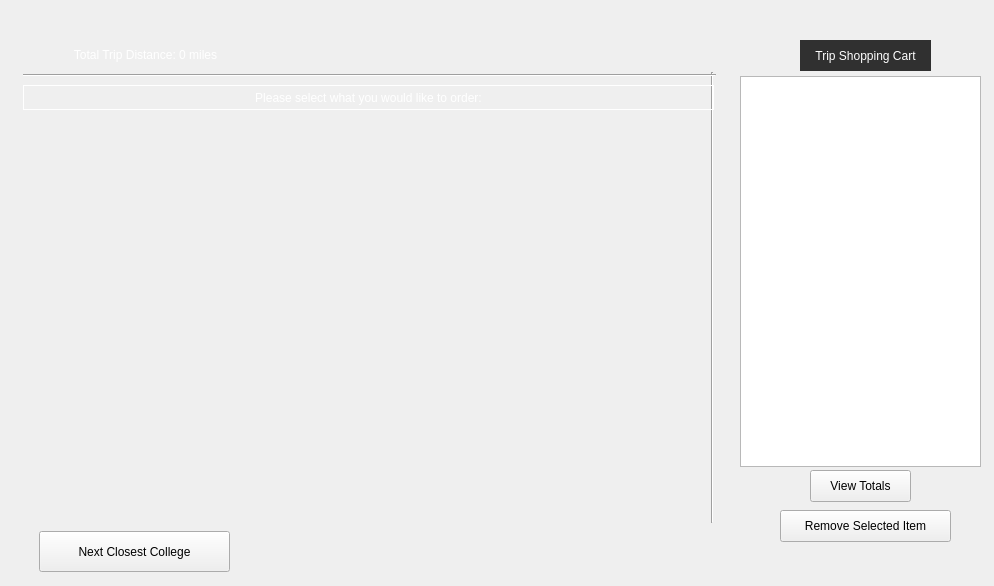
Old version of the form collegemodel.ui in the repository Tbloom9787/CS1D_CollegeTour.
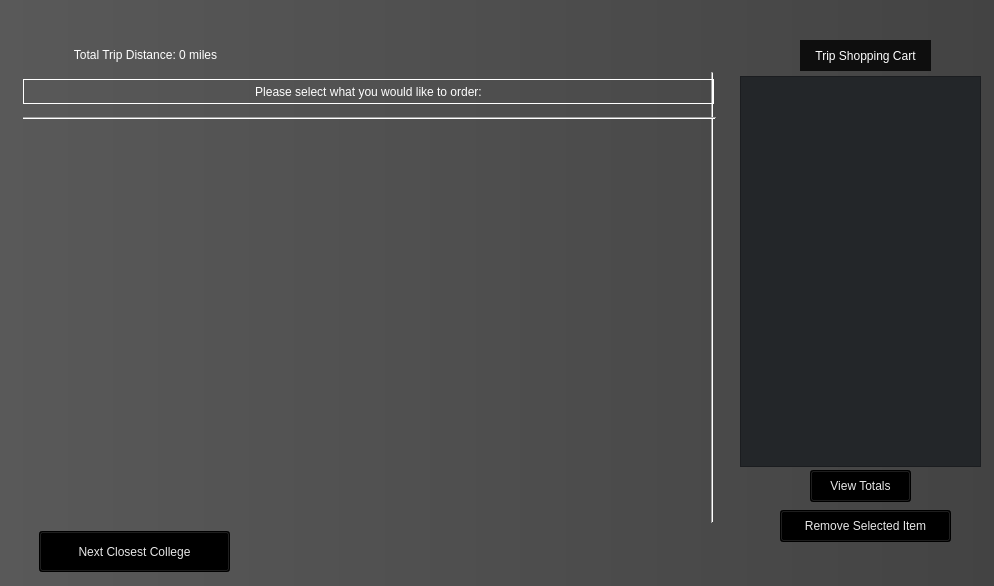
New version of the form. Icons and pictures are not drawn.

Patch:
```diff
--- a/collegemodel.ui
+++ b/collegemodel.ui
@@ -13,6 +13,298 @@
     <height>586</height>
    </rect>
   </property>
+  <property name="palette">
+   <palette>
+    <active>
+     <colorrole role="WindowText">
+      <brush brushstyle="SolidPattern">
+       <color alpha="255">
+        <red>231</red>
+        <green>231</green>
+        <blue>231</blue>
+       </color>
+      </brush>
+     </colorrole>
+     <colorrole role="Button">
+      <brush brushstyle="LinearGradientPattern">
+       <gradient startx="0.000000000000000" starty="0.000000000000000" endx="1.000000000000000" endy="0.000000000000000" type="LinearGradient" spread="PadSpread" coordinatemode="ObjectBoundingMode">
+        <gradientstop position="0.000000000000000">
+         <color alpha="255">
+          <red>89</red>
+          <green>89</green>
+          <blue>89</blue>
+         </color>
+        </gradientstop>
+        <gradientstop position="1.000000000000000">
+         <color alpha="255">
+          <red>67</red>
+          <green>67</green>
+          <blue>67</blue>
+         </color>
+        </gradientstop>
+       </gradient>
+      </brush>
+     </colorrole>
+     <colorrole role="Text">
+      <brush brushstyle="SolidPattern">
+       <color alpha="255">
+        <red>231</red>
+        <green>231</green>
+        <blue>231</blue>
+       </color>
+      </brush>
+     </colorrole>
+     <colorrole role="ButtonText">
+      <brush brushstyle="SolidPattern">
+       <color alpha="255">
+        <red>231</red>
+        <green>231</green>
+        <blue>231</blue>
+       </color>
+      </brush>
+     </colorrole>
+     <colorrole role="Base">
+      <brush brushstyle="LinearGradientPattern">
+       <gradient startx="0.000000000000000" starty="0.000000000000000" endx="1.000000000000000" endy="0.000000000000000" type="LinearGradient" spread="PadSpread" coordinatemode="ObjectBoundingMode">
+        <gradientstop position="0.000000000000000">
+         <color alpha="255">
+          <red>89</red>
+          <green>89</green>
+          <blue>89</blue>
+         </color>
+        </gradientstop>
+        <gradientstop position="1.000000000000000">
+         <color alpha="255">
+          <red>67</red>
+          <green>67</green>
+          <blue>67</blue>
+         </color>
+        </gradientstop>
+       </gradient>
+      </brush>
+     </colorrole>
+     <colorrole role="Window">
+      <brush brushstyle="LinearGradientPattern">
+       <gradient startx="0.000000000000000" starty="0.000000000000000" endx="1.000000000000000" endy="0.000000000000000" type="LinearGradient" spread="PadSpread" coordinatemode="ObjectBoundingMode">
+        <gradientstop position="0.000000000000000">
+         <color alpha="255">
+          <red>89</red>
+          <green>89</green>
+          <blue>89</blue>
+         </color>
+        </gradientstop>
+        <gradientstop position="1.000000000000000">
+         <color alpha="255">
+          <red>67</red>
+          <green>67</green>
+          <blue>67</blue>
+         </color>
+        </gradientstop>
+       </gradient>
+      </brush>
+     </colorrole>
+     <colorrole role="Highlight">
+      <brush brushstyle="SolidPattern">
+       <color alpha="255">
+        <red>89</red>
+        <green>89</green>
+        <blue>89</blue>
+       </color>
+      </brush>
+     </colorrole>
+     <colorrole role="HighlightedText">
+      <brush brushstyle="SolidPattern">
+       <color alpha="255">
+        <red>239</red>
+        <green>240</green>
+        <blue>241</blue>
+       </color>
+      </brush>
+     </colorrole>
+    </active>
+    <inactive>
+     <colorrole role="WindowText">
+      <brush brushstyle="SolidPattern">
+       <color alpha="255">
+        <red>231</red>
+        <green>231</green>
+        <blue>231</blue>
+       </color>
+      </brush>
+     </colorrole>
+     <colorrole role="Button">
+      <brush brushstyle="LinearGradientPattern">
+       <gradient startx="0.000000000000000" starty="0.000000000000000" endx="1.000000000000000" endy="0.000000000000000" type="LinearGradient" spread="PadSpread" coordinatemode="ObjectBoundingMode">
+        <gradientstop position="0.000000000000000">
+         <color alpha="255">
+          <red>89</red>
+          <green>89</green>
+          <blue>89</blue>
+         </color>
+        </gradientstop>
+        <gradientstop position="1.000000000000000">
+         <color alpha="255">
+          <red>67</red>
+          <green>67</green>
+          <blue>67</blue>
+         </color>
+        </gradientstop>
+       </gradient>
+      </brush>
+     </colorrole>
+     <colorrole role="Text">
+      <brush brushstyle="SolidPattern">
+       <color alpha="255">
+        <red>231</red>
+        <green>231</green>
+        <blue>231</blue>
+       </color>
+      </brush>
+     </colorrole>
+     <colorrole role="ButtonText">
+      <brush brushstyle="SolidPattern">
+       <color alpha="255">
+        <red>231</red>
+        <green>231</green>
+        <blue>231</blue>
+       </color>
+      </brush>
+     </colorrole>
+     <colorrole role="Base">
+      <brush brushstyle="LinearGradientPattern">
+       <gradient startx="0.000000000000000" starty="0.000000000000000" endx="1.000000000000000" endy="0.000000000000000" type="LinearGradient" spread="PadSpread" coordinatemode="ObjectBoundingMode">
+        <gradientstop position="0.000000000000000">
+         <color alpha="255">
+          <red>89</red>
+          <green>89</green>
+          <blue>89</blue>
+         </color>
+        </gradientstop>
+        <gradientstop position="1.000000000000000">
+         <color alpha="255">
+          <red>67</red>
+          <green>67</green>
+          <blue>67</blue>
+         </color>
+        </gradientstop>
+       </gradient>
+      </brush>
+     </colorrole>
+     <colorrole role="Window">
+      <brush brushstyle="LinearGradientPattern">
+       <gradient startx="0.000000000000000" starty="0.000000000000000" endx="1.000000000000000" endy="0.000000000000000" type="LinearGradient" spread="PadSpread" coordinatemode="ObjectBoundingMode">
+        <gradientstop position="0.000000000000000">
+         <color alpha="255">
+          <red>89</red>
+          <green>89</green>
+          <blue>89</blue>
+         </color>
+        </gradientstop>
+        <gradientstop position="1.000000000000000">
+         <color alpha="255">
+          <red>67</red>
+          <green>67</green>
+          <blue>67</blue>
+         </color>
+        </gradientstop>
+       </gradient>
+      </brush>
+     </colorrole>
+     <colorrole role="Highlight">
+      <brush brushstyle="SolidPattern">
+       <color alpha="255">
+        <red>89</red>
+        <green>89</green>
+        <blue>89</blue>
+       </color>
+      </brush>
+     </colorrole>
+     <colorrole role="HighlightedText">
+      <brush brushstyle="SolidPattern">
+       <color alpha="255">
+        <red>239</red>
+        <green>240</green>
+        <blue>241</blue>
+       </color>
+      </brush>
+     </colorrole>
+    </inactive>
+    <disabled>
+     <colorrole role="WindowText">
+      <brush brushstyle="SolidPattern">
+       <color alpha="255">
+        <red>69</red>
+        <green>69</green>
+        <blue>69</blue>
+       </color>
+      </brush>
+     </colorrole>
+     <colorrole role="Button">
+      <brush brushstyle="SolidPattern">
+       <color alpha="255">
+        <red>49</red>
+        <green>54</green>
+        <blue>59</blue>
+       </color>
+      </brush>
+     </colorrole>
+     <colorrole role="Text">
+      <brush brushstyle="SolidPattern">
+       <color alpha="255">
+        <red>69</red>
+        <green>69</green>
+        <blue>69</blue>
+       </color>
+      </brush>
+     </colorrole>
+     <colorrole role="ButtonText">
+      <brush brushstyle="SolidPattern">
+       <color alpha="255">
+        <red>69</red>
+        <green>69</green>
+        <blue>69</blue>
+       </color>
+      </brush>
+     </colorrole>
+     <colorrole role="Base">
+      <brush brushstyle="SolidPattern">
+       <color alpha="255">
+        <red>49</red>
+        <green>54</green>
+        <blue>59</blue>
+       </color>
+      </brush>
+     </colorrole>
+     <colorrole role="Window">
+      <brush brushstyle="SolidPattern">
+       <color alpha="255">
+        <red>49</red>
+        <green>54</green>
+        <blue>59</blue>
+       </color>
+      </brush>
+     </colorrole>
+     <colorrole role="Highlight">
+      <brush brushstyle="SolidPattern">
+       <color alpha="255">
+        <red>89</red>
+        <green>89</green>
+        <blue>89</blue>
+       </color>
+      </brush>
+     </colorrole>
+     <colorrole role="HighlightedText">
+      <brush brushstyle="SolidPattern">
+       <color alpha="255">
+        <red>239</red>
+        <green>240</green>
+        <blue>241</blue>
+       </color>
+      </brush>
+     </colorrole>
+    </disabled>
+   </palette>
+  </property>
   <property name="windowTitle">
    <string>View College</string>
   </property>
@@ -1231,7 +1523,7 @@
     <rect>
      <x>21</x>
      <y>118</y>
-     <width>695</width>
+     <width>717</width>
      <height>401</height>
     </rect>
    </property>
@@ -1276,6 +1568,259 @@
      <height>391</height>
     </rect>
    </property>
+   <property name="palette">
+    <palette>
+     <active>
+      <colorrole role="WindowText">
+       <brush brushstyle="SolidPattern">
+        <color alpha="255">
+         <red>239</red>
+         <green>240</green>
+         <blue>241</blue>
+        </color>
+       </brush>
+      </colorrole>
+      <colorrole role="Button">
+       <brush brushstyle="SolidPattern">
+        <color alpha="255">
+         <red>35</red>
+         <green>38</green>
+         <blue>41</blue>
+        </color>
+       </brush>
+      </colorrole>
+      <colorrole role="Text">
+       <brush brushstyle="SolidPattern">
+        <color alpha="255">
+         <red>239</red>
+         <green>240</green>
+         <blue>241</blue>
+        </color>
+       </brush>
+      </colorrole>
+      <colorrole role="ButtonText">
+       <brush brushstyle="SolidPattern">
+        <color alpha="255">
+         <red>239</red>
+         <green>240</green>
+         <blue>241</blue>
+        </color>
+       </brush>
+      </colorrole>
+      <colorrole role="Base">
+       <brush brushstyle="SolidPattern">
+        <color alpha="255">
+         <red>35</red>
+         <green>38</green>
+         <blue>41</blue>
+        </color>
+       </brush>
+      </colorrole>
+      <colorrole role="Window">
+       <brush brushstyle="SolidPattern">
+        <color alpha="255">
+         <red>35</red>
+         <green>38</green>
+         <blue>41</blue>
+        </color>
+       </brush>
+      </colorrole>
+      <colorrole role="Highlight">
+       <brush brushstyle="SolidPattern">
+        <color alpha="255">
+         <red>38</red>
+         <green>81</green>
+         <blue>127</blue>
+        </color>
+       </brush>
+      </colorrole>
+      <colorrole role="HighlightedText">
+       <brush brushstyle="SolidPattern">
+        <color alpha="255">
+         <red>239</red>
+         <green>240</green>
+         <blue>241</blue>
+        </color>
+       </brush>
+      </colorrole>
+      <colorrole role="AlternateBase">
+       <brush brushstyle="SolidPattern">
+        <color alpha="255">
+         <red>49</red>
+         <green>54</green>
+         <blue>59</blue>
+        </color>
+       </brush>
+      </colorrole>
+     </active>
+     <inactive>
+      <colorrole role="WindowText">
+       <brush brushstyle="SolidPattern">
+        <color alpha="255">
+         <red>239</red>
+         <green>240</green>
+         <blue>241</blue>
+        </color>
+       </brush>
+      </colorrole>
+      <colorrole role="Button">
+       <brush brushstyle="SolidPattern">
+        <color alpha="255">
+         <red>35</red>
+         <green>38</green>
+         <blue>41</blue>
+        </color>
+       </brush>
+      </colorrole>
+      <colorrole role="Text">
+       <brush brushstyle="SolidPattern">
+        <color alpha="255">
+         <red>239</red>
+         <green>240</green>
+         <blue>241</blue>
+        </color>
+       </brush>
+      </colorrole>
+      <colorrole role="ButtonText">
+       <brush brushstyle="SolidPattern">
+        <color alpha="255">
+         <red>239</red>
+         <green>240</green>
+         <blue>241</blue>
+        </color>
+       </brush>
+      </colorrole>
+      <colorrole role="Base">
+       <brush brushstyle="SolidPattern">
+        <color alpha="255">
+         <red>35</red>
+         <green>38</green>
+         <blue>41</blue>
+        </color>
+       </brush>
+      </colorrole>
+      <colorrole role="Window">
+       <brush brushstyle="SolidPattern">
+        <color alpha="255">
+         <red>35</red>
+         <green>38</green>
+         <blue>41</blue>
+        </color>
+       </brush>
+      </colorrole>
+      <colorrole role="Highlight">
+       <brush brushstyle="SolidPattern">
+        <color alpha="255">
+         <red>38</red>
+         <green>81</green>
+         <blue>127</blue>
+        </color>
+       </brush>
+      </colorrole>
+      <colorrole role="HighlightedText">
+       <brush brushstyle="SolidPattern">
+        <color alpha="255">
+         <red>239</red>
+         <green>240</green>
+         <blue>241</blue>
+        </color>
+       </brush>
+      </colorrole>
+      <colorrole role="AlternateBase">
+       <brush brushstyle="SolidPattern">
+        <color alpha="255">
+         <red>49</red>
+         <green>54</green>
+         <blue>59</blue>
+        </color>
+       </brush>
+      </colorrole>
+     </inactive>
+     <disabled>
+      <colorrole role="WindowText">
+       <brush brushstyle="SolidPattern">
+        <color alpha="255">
+         <red>69</red>
+         <green>69</green>
+         <blue>69</blue>
+        </color>
+       </brush>
+      </colorrole>
+      <colorrole role="Button">
+       <brush brushstyle="SolidPattern">
+        <color alpha="255">
+         <red>49</red>
+         <green>54</green>
+         <blue>59</blue>
+        </color>
+       </brush>
+      </colorrole>
+      <colorrole role="Text">
+       <brush brushstyle="SolidPattern">
+        <color alpha="255">
+         <red>69</red>
+         <green>69</green>
+         <blue>69</blue>
+        </color>
+       </brush>
+      </colorrole>
+      <colorrole role="ButtonText">
+       <brush brushstyle="SolidPattern">
+        <color alpha="255">
+         <red>69</red>
+         <green>69</green>
+         <blue>69</blue>
+        </color>
+       </brush>
+      </colorrole>
+      <colorrole role="Base">
+       <brush brushstyle="SolidPattern">
+        <color alpha="255">
+         <red>49</red>
+         <green>54</green>
+         <blue>59</blue>
+        </color>
+       </brush>
+      </colorrole>
+      <colorrole role="Window">
+       <brush brushstyle="SolidPattern">
+        <color alpha="255">
+         <red>49</red>
+         <green>54</green>
+         <blue>59</blue>
+        </color>
+       </brush>
+      </colorrole>
+      <colorrole role="Highlight">
+       <brush brushstyle="SolidPattern">
+        <color alpha="255">
+         <red>38</red>
+         <green>81</green>
+         <blue>127</blue>
+        </color>
+       </brush>
+      </colorrole>
+      <colorrole role="HighlightedText">
+       <brush brushstyle="SolidPattern">
+        <color alpha="255">
+         <red>239</red>
+         <green>240</green>
+         <blue>241</blue>
+        </color>
+       </brush>
+      </colorrole>
+      <colorrole role="AlternateBase">
+       <brush brushstyle="SolidPattern">
+        <color alpha="255">
+         <red>49</red>
+         <green>54</green>
+         <blue>59</blue>
+        </color>
+       </brush>
+      </colorrole>
+     </disabled>
+    </palette>
+   </property>
    <property name="styleSheet">
     <string notr="true">QToolTip {
     border: 1px solid #76797C;
@@ -2499,7 +3044,7 @@
 </string>
    </property>
   </widget>
-  <widget class="QLabel" name="label_2">
+  <widget class="QLabel" name="TripCart">
    <property name="geometry">
     <rect>
      <x>800</x>
@@ -2627,23 +3172,16 @@
     <set>Qt::AlignCenter</set>
    </property>
   </widget>
-  <widget class="QWidget" name="layoutWidget">
+  <widget class="QWidget" name="layoutWidget1">
    <property name="geometry">
     <rect>
      <x>23</x>
      <y>72</y>
      <width>693</width>
-     <height>42</height>
+     <height>55</height>
     </rect>
    </property>
    <layout class="QVBoxLayout" name="verticalLayout">
-    <item>
-     <widget class="Line" name="line">
-      <property name="orientation">
-       <enum>Qt::Horizontal</enum>
-      </property>
-     </widget>
-    </item>
     <item>
      <widget class="QLabel" name="label">
       <property name="minimumSize">
@@ -2672,6 +3210,13 @@
       </property>
      </widget>
     </item>
+    <item>
+     <widget class="Line" name="horizontalLine">
+      <property name="orientation">
+       <enum>Qt::Horizontal</enum>
+      </property>
+     </widget>
+    </item>
    </layout>
   </widget>
   <widget class="QPushButton" name="viewTotalsButton">
@@ -2693,6 +3238,30 @@
     <string>View Totals</string>
    </property>
   </widget>
+  <widget class="QLabel" name="label_2">
+   <property name="geometry">
+    <rect>
+     <x>10</x>
+     <y>10</y>
+     <width>981</width>
+     <height>571</height>
+    </rect>
+   </property>
+   <property name="text">
+    <string/>
+   </property>
+  </widget>
+  <zorder>label_2</zorder>
+  <zorder>layoutWidget</zorder>
+  <zorder>nextClosestCollegeButton</zorder>
+  <zorder>cartListWidget</zorder>
+  <zorder>TripCart</zorder>
+  <zorder>verticalLine</zorder>
+  <zorder>removeCartItemButton</zorder>
+  <zorder>totalTripDistanceLabel</zorder>
+  <zorder>layoutWidget1</zorder>
+  <zorder>viewTotalsButton</zorder>
+  <zorder>collegeNameLabel</zorder>
  </widget>
  <resources/>
  <connections/>
```
Left out of the diff: 19 changed lines with no effect on the pictures.
